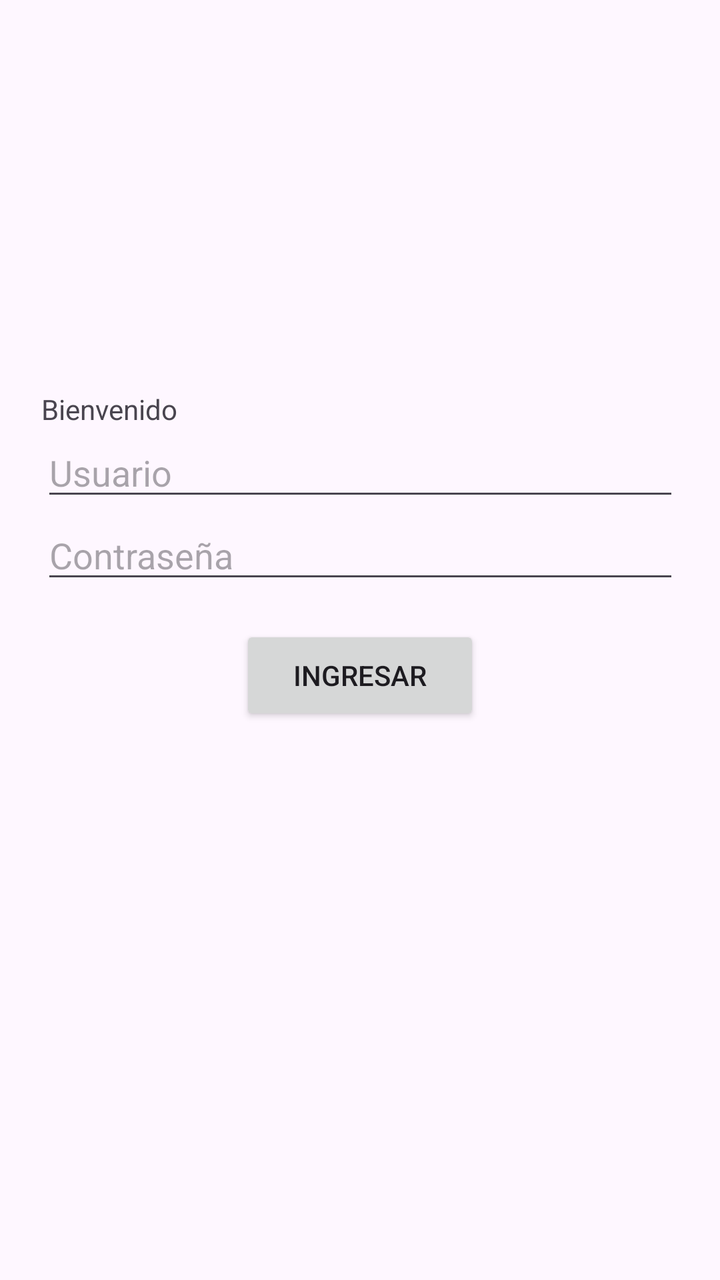
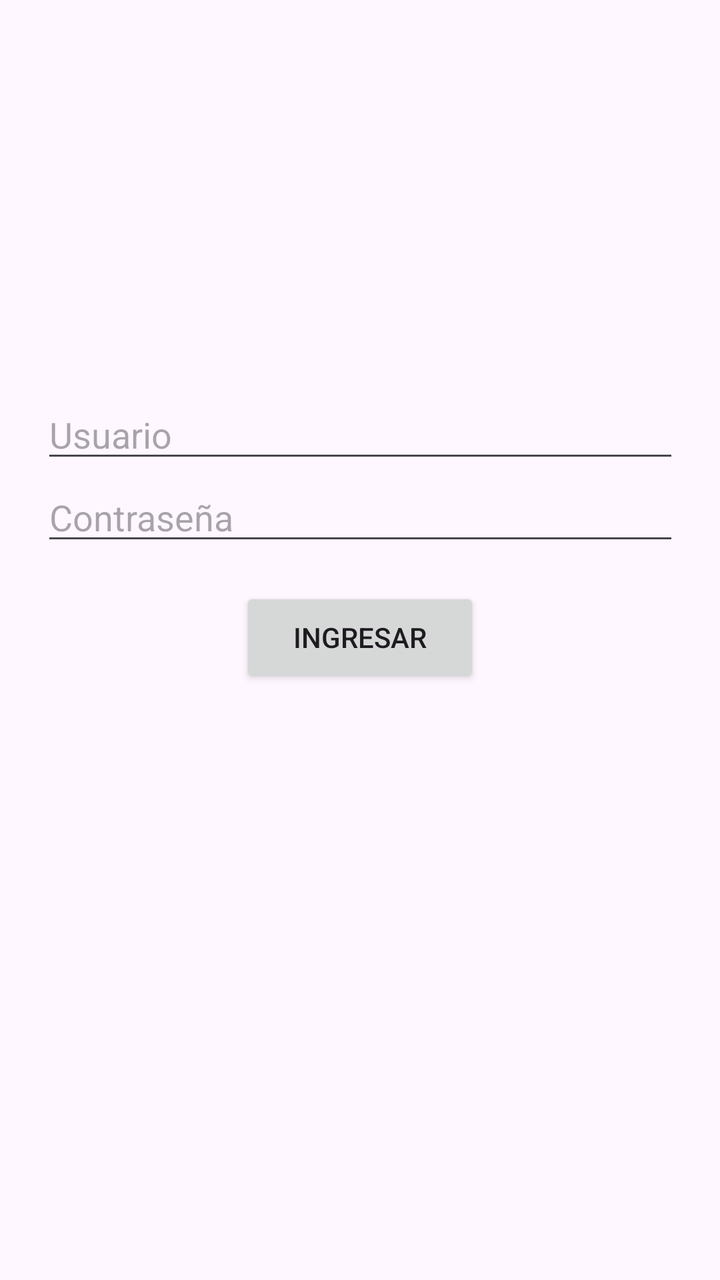

Compare the two renders of this Android layout. The source of the first and the diff that turns it into the second are given below.
<!-- AndroidManifest.xml: application theme Theme.Prueba1 -->
<!-- res/layout/activity_login.xml -->
<?xml version="1.0" encoding="utf-8"?>
<androidx.constraintlayout.widget.ConstraintLayout xmlns:android="http://schemas.android.com/apk/res/android"
    xmlns:app="http://schemas.android.com/apk/res-auto"
    xmlns:tools="http://schemas.android.com/tools"
    android:id="@+id/main"
    android:layout_width="match_parent"
    android:layout_height="match_parent"
    tools:context=".LoginActivity">

    <LinearLayout
        android:layout_width="319dp"
        android:layout_height="250dp"
        android:orientation="vertical"
        app:layout_constraintBottom_toBottomOf="parent"
        app:layout_constraintEnd_toEndOf="parent"
        app:layout_constraintStart_toStartOf="parent"
        app:layout_constraintTop_toTopOf="parent">

        <TextView
            android:id="@+id/txt_welcome"
            android:layout_width="match_parent"
            android:layout_height="wrap_content"
            android:text="@string/text_welcome" />

        <EditText
            android:id="@+id/txt_user"
            android:layout_width="match_parent"
            android:layout_height="wrap_content"
            android:ems="10"
            android:hint="@string/text_user"
            android:inputType="text" />

        <EditText
            android:id="@+id/txt_password"
            android:layout_width="match_parent"
            android:layout_height="wrap_content"
            android:ems="10"
            android:hint="@string/text_password"
            android:inputType="textPassword" />

        <Button
            android:id="@+id/btn_login"
            android:layout_width="120dp"
            android:layout_height="50dp"
            android:layout_gravity="center"
            android:layout_marginTop="16dp"
            android:text="@string/btn_login" />

    </LinearLayout>
</androidx.constraintlayout.widget.ConstraintLayout>
<!-- resources referenced by this layout -->
<resources>
  <string name="btn_login">Ingresar</string>
  <string name="text_password">Contraseña</string>
  <string name="text_user">Usuario</string>
  <string name="text_welcome">Bienvenido</string>
  <style name="Theme.Prueba1" parent="Base.Theme.Prueba1" />
  <style name="Base.Theme.Prueba1" parent="Theme.Material3.DayNight.NoActionBar">
          
          
      </style>
</resources>

<!-- the commit's change to res/layout/activity_login.xml (unified diff, before → after) -->
@@ -15,12 +15,6 @@
         app:layout_constraintEnd_toEndOf="parent"
         app:layout_constraintStart_toStartOf="parent"
         app:layout_constraintTop_toTopOf="parent">
-
-        <TextView
-            android:id="@+id/txt_welcome"
-            android:layout_width="match_parent"
-            android:layout_height="wrap_content"
-            android:text="@string/text_welcome" />
 
         <EditText
             android:id="@+id/txt_user"
<!-- resource entries referenced after the edit -->
@@ -3,7 +3,6 @@
   <string name="btn_login">Ingresar</string>
   <string name="text_password">Contraseña</string>
   <string name="text_user">Usuario</string>
-  <string name="text_welcome">Bienvenido</string>
   <style name="Theme.Prueba1" parent="Base.Theme.Prueba1" />
   <style name="Base.Theme.Prueba1" parent="Theme.Material3.DayNight.NoActionBar">
           
